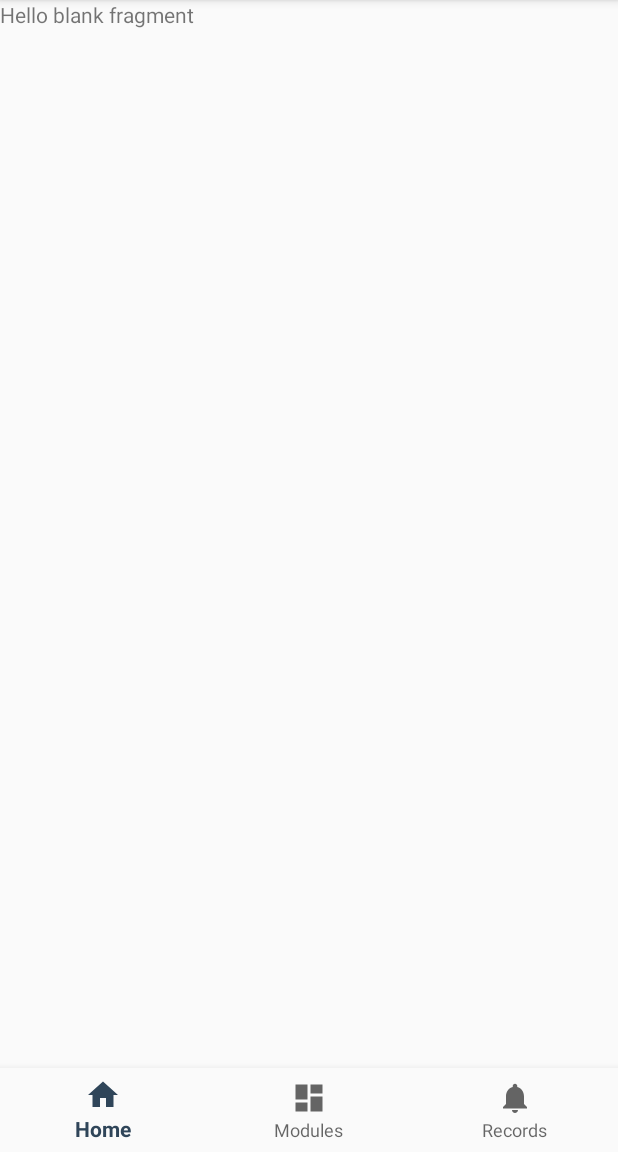
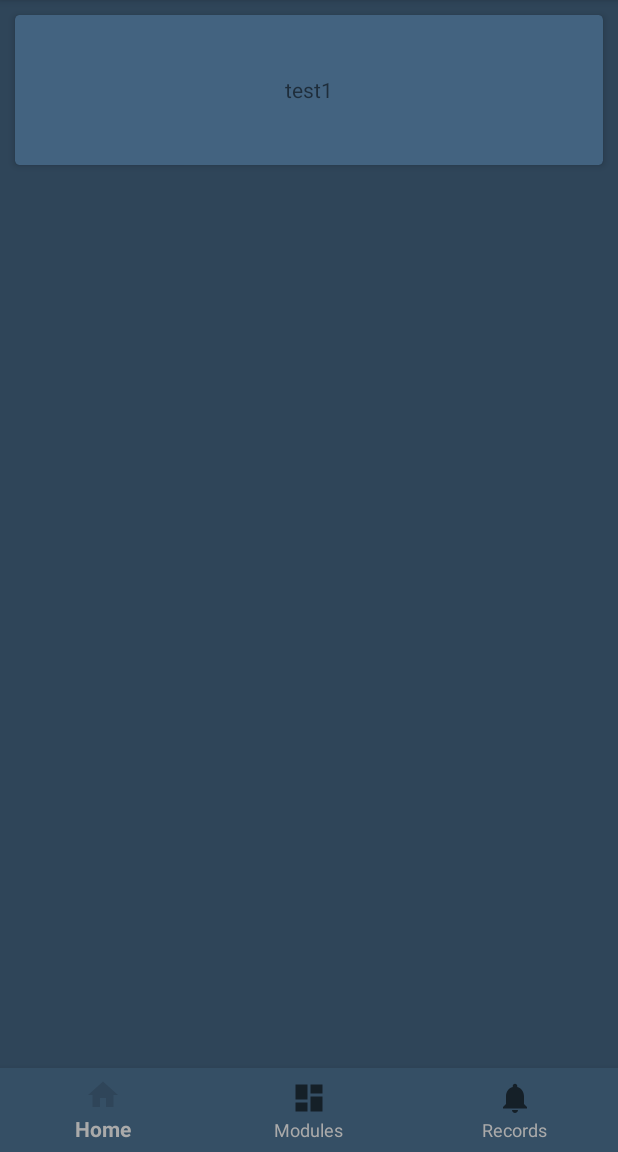
Before and after one commit to Perelan/Master, an Android app: the fragment RecordFragment placed in its activity, on a phone screen of 412 x 824 dp, the part 84-1236 px from its top. Run offline under Robolectric (Android 15) with nearby library versions, the phone set to English and light mode, and no system bars; our stand-ins replace Room's generated code.

Commit message:
feat: restructure, records list and start monitoring

```diff
--- a/Cesar/app/src/main/java/no/uio/cesar/Model/Interface/RecordDao.java
+++ b/Cesar/app/src/main/java/no/uio/cesar/Model/Interface/RecordDao.java
@@ -22,6 +22,6 @@ public interface RecordDao {
     @Delete
     void delete(Record record);
 
-    @Query("SELECT * FROM record_table ORDER BY createdAt DESC")
+    @Query("SELECT * FROM record_table")
     LiveData<List<Record>> getAllRecords();
 }
--- a/Cesar/app/src/main/java/no/uio/cesar/Model/Interface/RecordDatabase.java
+++ b/Cesar/app/src/main/java/no/uio/cesar/Model/Interface/RecordDatabase.java
@@ -16,7 +16,7 @@ import no.uio.cesar.Model.Record;
 import no.uio.cesar.Model.Sample;
 import no.uio.cesar.Utils.Converters;
 
-@Database(entities = {Record.class}, version = 1)
+@Database(entities = {Record.class}, version = 3)
 @TypeConverters({Converters.class})
 public abstract class RecordDatabase extends RoomDatabase {
 
@@ -27,7 +27,7 @@ public abstract class RecordDatabase extends RoomDatabase {
     public static synchronized RecordDatabase getInstance(Context context) {
         if (instance == null) {
             instance = Room.databaseBuilder(context.getApplicationContext(),
-                    RecordDatabase.class,"record_database")
+                    RecordDatabase.class,"record.db")
                     .fallbackToDestructiveMigration()
                     .addCallback(roomCallback)
                     .build();
@@ -42,6 +42,7 @@ public abstract class RecordDatabase extends RoomDatabase {
             super.onCreate(db);
             new PopulateDummyDataAsyncTask(instance).execute();
         }
+
     };
 
     private static class PopulateDummyDataAsyncTask extends AsyncTask<Void, Void, Void> {
@@ -59,6 +60,7 @@ public abstract class RecordDatabase extends RoomDatabase {
             hr.add(new Sample(100, new Date()));
 
             recordDao.insert(new Record("test1", hr));
+
             return null;
         }
     }
--- a/Cesar/app/src/main/java/no/uio/cesar/Model/Interface/Repository.java
+++ b/Cesar/app/src/main/java/no/uio/cesar/Model/Interface/Repository.java
@@ -47,6 +47,7 @@ public class Repository {
         protected Void doInBackground(Record... records) {
             // Single record passed, thus accessing the only element
             recordDao.insert(records[0]);
+
             return null;
         }
     }
--- a/Cesar/app/src/main/java/no/uio/cesar/View/Fragments/DeviceAdapter.java
+++ b/Cesar/app/src/main/java/no/uio/cesar/View/HomeView/DeviceAdapter.java
@@ -1,4 +1,4 @@
-package no.uio.cesar.View.Fragments;
+package no.uio.cesar.View.HomeView;
 
 import android.view.LayoutInflater;
 import android.view.View;
--- a/Cesar/app/src/main/java/no/uio/cesar/View/HomeView/HomeFragment.java
+++ b/Cesar/app/src/main/java/no/uio/cesar/View/HomeView/HomeFragment.java
@@ -1,6 +1,7 @@
 package no.uio.cesar.View.HomeView;
 
 
+import android.content.Intent;
 import android.os.Bundle;
 import android.view.LayoutInflater;
 import android.view.View;
@@ -8,10 +9,11 @@ import android.view.ViewGroup;
 
 import java.util.ArrayList;
 
+import androidx.cardview.widget.CardView;
 import androidx.fragment.app.Fragment;
 import androidx.recyclerview.widget.RecyclerView;
 import no.uio.cesar.R;
-import no.uio.cesar.View.Fragments.Sensor;
+import no.uio.cesar.View.MonitorActivity;
 
 /**
  * A simple {@link Fragment} subclass.
@@ -36,6 +38,12 @@ public class HomeFragment extends Fragment {
 
         View v = inflater.inflate(R.layout.fragment_home, container, false);
 
+        CardView cv = v.findViewById(R.id.monitor_button);
+
+        cv.setOnClickListener(view -> {
+            startActivity(new Intent(getActivity(), MonitorActivity.class));
+        });
+
         /*mDummyData = new ArrayList<>();
 
         mDummyData.add(new Sensor("OarZpot"));
--- a/Cesar/app/src/main/java/no/uio/cesar/View/Fragments/Sensor.java
+++ b/Cesar/app/src/main/java/no/uio/cesar/View/HomeView/Sensor.java
@@ -1,4 +1,4 @@
-package no.uio.cesar.View.Fragments;
+package no.uio.cesar.View.HomeView;
 
 public class Sensor {
 
--- a/Cesar/app/src/main/java/no/uio/cesar/View/MainActivity.java
+++ b/Cesar/app/src/main/java/no/uio/cesar/View/MainActivity.java
@@ -32,12 +32,15 @@ public class MainActivity extends AppCompatActivity {
 
             switch (item.getItemId()) {
                 case R.id.navigation_home:
+                    setTitle("Home");
                     selectedFragment = new HomeFragment();
                     break;
                 case R.id.navigation_dashboard:
+                    setTitle("Records");
                     selectedFragment = new RecordFragment();
                     break;
                 case R.id.navigation_notifications:
+                    setTitle("Modules");
                     selectedFragment = new RecordFragment();
                     break;
             }
@@ -49,8 +52,7 @@ public class MainActivity extends AppCompatActivity {
 
         recordViewModel = ViewModelProviders.of(this).get(RecordViewModel.class);
         recordViewModel.getAllRecords().observe(this, records -> {
-            System.out.println(">>> new data");
-
+            System.out.println(">>> new data " + records.size());
         });
     }
 
--- /dev/null
+++ b/Cesar/app/src/main/java/no/uio/cesar/View/RecordView/RecordAdapter.java
@@ -0,0 +1,67 @@
+package no.uio.cesar.View.RecordView;
+
+import android.text.Layout;
+import android.view.LayoutInflater;
+import android.view.View;
+import android.view.ViewGroup;
+import android.widget.TextView;
+
+import java.util.ArrayList;
+import java.util.List;
+
+import androidx.annotation.NonNull;
+import androidx.recyclerview.widget.RecyclerView;
+import no.uio.cesar.Model.Record;
+import no.uio.cesar.R;
+
+public class RecordAdapter extends RecyclerView.Adapter<RecordAdapter.RecordViewHolder> {
+
+    class RecordViewHolder extends RecyclerView.ViewHolder {
+
+        private TextView tvTitle;
+
+        RecordViewHolder(View itemView) {
+            super(itemView);
+
+            tvTitle = itemView.findViewById(R.id.record_title);
+        }
+    }
+
+    private List<Record> mRecords;
+
+    RecordAdapter() {
+        mRecords = new ArrayList<>();
+        mRecords.add(new Record("Hei2", null));
+        System.out.println("HERE " + mRecords.size());
+    }
+
+    @NonNull
+    @Override
+    public RecordViewHolder onCreateViewHolder(@NonNull ViewGroup parent, int viewType) {
+        View itemView = LayoutInflater.from(parent.getContext())
+                .inflate(R.layout.record_item, parent, false);
+
+        return new RecordViewHolder(itemView);
+    }
+
+    @Override
+    public void onBindViewHolder(@NonNull RecordViewHolder holder, int position) {
+        Record currentRecord = mRecords.get(position);
+
+        System.out.println("HERE");
+
+        holder.tvTitle.setText(currentRecord.getName());
+    }
+
+    @Override
+    public int getItemCount() {
+        return mRecords.size();
+    }
+
+    public void insertRecord(List<Record> records) {
+        System.out.println("HAHA");
+        System.out.println(records.size());
+        this.mRecords = records;
+        notifyDataSetChanged();
+    }
+}
--- a/Cesar/app/src/main/java/no/uio/cesar/View/RecordView/RecordFragment.java
+++ b/Cesar/app/src/main/java/no/uio/cesar/View/RecordView/RecordFragment.java
@@ -3,19 +3,27 @@ package no.uio.cesar.View.RecordView;
 
 import android.os.Bundle;
 
+import androidx.annotation.NonNull;
 import androidx.fragment.app.Fragment;
 
 import android.view.LayoutInflater;
 import android.view.View;
 import android.view.ViewGroup;
 
+import androidx.lifecycle.ViewModelProviders;
+import androidx.recyclerview.widget.LinearLayoutManager;
+import androidx.recyclerview.widget.RecyclerView;
 import no.uio.cesar.R;
+import no.uio.cesar.ViewModel.RecordViewModel;
 
 /**
  * A simple {@link Fragment} subclass.
  */
 public class RecordFragment extends Fragment {
 
+    private RecyclerView mRecyclerView;
+
+    private RecordViewModel recordViewModel;
 
     public RecordFragment() {
         // Required empty public constructor
@@ -23,10 +31,30 @@ public class RecordFragment extends Fragment {
 
 
     @Override
-    public View onCreateView(LayoutInflater inflater, ViewGroup container,
+    public View onCreateView(@NonNull LayoutInflater inflater, ViewGroup container,
                              Bundle savedInstanceState) {
         // Inflate the layout for this fragment
-        return inflater.inflate(R.layout.fragment_record, container, false);
+        View v = inflater.inflate(R.layout.fragment_record, container, false);
+
+        mRecyclerView = v.findViewById(R.id.record_list_view);
+
+        mRecyclerView.setLayoutManager(new LinearLayoutManager(
+                getContext(),
+                RecyclerView.VERTICAL,
+                false
+        ));
+        mRecyclerView.setHasFixedSize(true);
+
+        final RecordAdapter adapter = new RecordAdapter();
+        mRecyclerView.setAdapter(adapter);
+
+        recordViewModel = ViewModelProviders.of(this).get(RecordViewModel.class);
+        recordViewModel.getAllRecords().observe(this, records -> {
+            System.out.println(">>> new data " + records.size());
+            adapter.insertRecord(records);
+        });
+
+        return v;
     }
 
 }
--- a/Cesar/app/src/main/res/layout/activity_main.xml
+++ b/Cesar/app/src/main/res/layout/activity_main.xml
@@ -24,6 +24,8 @@
         android:layout_height="wrap_content"
         android:layout_alignParentBottom="true"
         android:background="?android:attr/windowBackground"
-        app:menu="@menu/navigation"/>
+        app:itemBackground="@color/colorPrimaryDark"
+        app:itemTextColor="@android:color/darker_gray"
+        app:menu="@menu/navigation" />
 
 </RelativeLayout>
--- a/Cesar/app/src/main/res/layout/activity_monitor.xml
+++ b/Cesar/app/src/main/res/layout/activity_monitor.xml
@@ -13,7 +13,7 @@
         android:layout_height="wrap_content"
         android:theme="@style/AppTheme.AppBarOverlay">
 
-        <android.support.v7.widget.Toolbar
+        <androidx.appcompat.widget.Toolbar
             android:id="@+id/toolbar"
             android:layout_width="match_parent"
             android:layout_height="?attr/actionBarSize"
@@ -25,7 +25,4 @@
     <include layout="@layout/content_monitor"/>
 
 
-
-
-
 </androidx.coordinatorlayout.widget.CoordinatorLayout>
--- a/Cesar/app/src/main/res/layout/fragment_record.xml
+++ b/Cesar/app/src/main/res/layout/fragment_record.xml
@@ -3,12 +3,12 @@
     xmlns:tools="http://schemas.android.com/tools"
     android:layout_width="match_parent"
     android:layout_height="match_parent"
+    android:background="@color/colorPrimary"
     tools:context=".View.RecordView.RecordFragment">
 
-    <!-- TODO: Update blank fragment layout -->
-    <TextView
+    <androidx.recyclerview.widget.RecyclerView
+        android:id="@+id/record_list_view"
         android:layout_width="match_parent"
         android:layout_height="match_parent"
-        android:text="@string/hello_blank_fragment" />
-
+        tools:listitem="@layout/record_item" />
 </FrameLayout>
--- /dev/null
+++ b/Cesar/app/src/main/res/layout/record_item.xml
@@ -0,0 +1,29 @@
+<?xml version="1.0" encoding="utf-8"?>
+<androidx.cardview.widget.CardView xmlns:android="http://schemas.android.com/apk/res/android"
+    xmlns:app="http://schemas.android.com/apk/res-auto"
+    xmlns:tools="http://schemas.android.com/tools"
+    android:layout_width="match_parent"
+    android:layout_height="100dp"
+    android:layout_margin="10dp"
+    android:orientation="vertical"
+    app:cardBackgroundColor="@color/colorAccent"
+    app:cardCornerRadius="3dp"
+    app:cardElevation="3dp">
+
+    <RelativeLayout
+        android:layout_width="match_parent"
+        android:layout_height="match_parent">
+
+        <TextView
+            android:id="@+id/record_title"
+            android:layout_width="wrap_content"
+            android:layout_height="wrap_content"
+
+            android:layout_centerInParent="true"
+            android:text="TextView"
+            tools:text="Title" />
+
+    </RelativeLayout>
+
+
+</androidx.cardview.widget.CardView>
```
Also changed, not shown: Cesar/app/src/main/res/layout/content_monitor.xml (+0 -11 lines), Cesar/app/src/main/res/layout/fragment_home.xml (+31 -2 lines), 2 other files.
